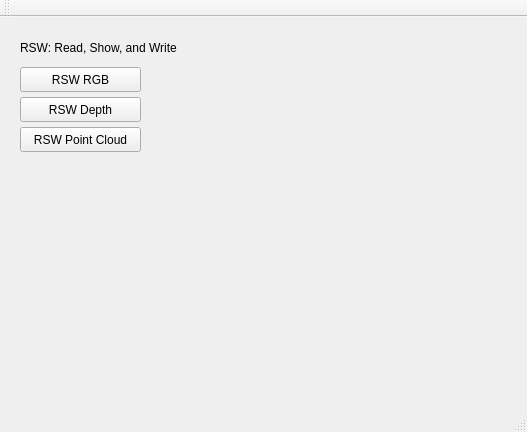
Above: examples/mainwindow.ui from goodgodgd/open3d_tutorial before the change. Below: the same form after it.
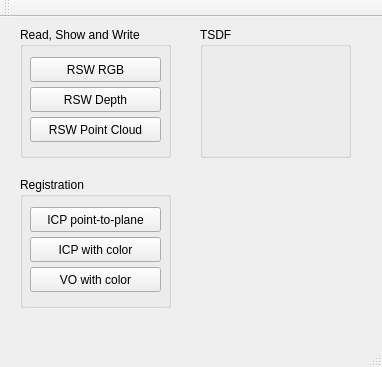
That is the form after the change.

Commit message: make examples about point to plane icp and colored icp

Diff of the .ui file:
```diff
--- a/examples/mainwindow.ui
+++ b/examples/mainwindow.ui
@@ -6,20 +6,45 @@
    <rect>
     <x>0</x>
     <y>0</y>
-    <width>527</width>
-    <height>432</height>
+    <width>382</width>
+    <height>367</height>
    </rect>
   </property>
   <property name="windowTitle">
    <string>MainWindow</string>
   </property>
   <widget class="QWidget" name="centralWidget">
+   <widget class="QGroupBox" name="groupBox">
+    <property name="geometry">
+     <rect>
+      <x>20</x>
+      <y>10</y>
+      <width>151</width>
+      <height>131</height>
+     </rect>
+    </property>
+    <property name="title">
+     <string>Read, Show and Write</string>
+    </property>
+    <widget class="QPushButton" name="pushButton_rsw_points">
+     <property name="geometry">
+      <rect>
+       <x>10</x>
+       <y>90</y>
+       <width>131</width>
+       <height>25</height>
+      </rect>
+     </property>
+     <property name="text">
+      <string>RSW Point Cloud</string>
+     </property>
+    </widget>
    <widget class="QPushButton" name="pushButton_rsw_rgb">
     <property name="geometry">
      <rect>
-      <x>20</x>
-      <y>50</y>
-      <width>121</width>
+       <x>10</x>
+       <y>30</y>
+       <width>131</width>
       <height>25</height>
      </rect>
     </property>
@@ -30,9 +55,9 @@
    <widget class="QPushButton" name="pushButton_rsw_depth">
     <property name="geometry">
      <rect>
-      <x>20</x>
-      <y>80</y>
-      <width>121</width>
+       <x>10</x>
+       <y>60</y>
+       <width>131</width>
       <height>25</height>
      </rect>
     </property>
@@ -40,30 +65,70 @@
      <string>RSW Depth</string>
     </property>
    </widget>
-   <widget class="QLabel" name="label">
+   </widget>
+   <widget class="QGroupBox" name="groupBox_2">
     <property name="geometry">
      <rect>
       <x>20</x>
-      <y>20</y>
-      <width>201</width>
-      <height>21</height>
+      <y>160</y>
+      <width>151</width>
+      <height>131</height>
      </rect>
     </property>
+    <property name="title">
+     <string>Registration</string>
+    </property>
+    <widget class="QPushButton" name="pushButton_icp_point_plane">
+     <property name="geometry">
+      <rect>
+       <x>10</x>
+       <y>30</y>
+       <width>131</width>
+       <height>25</height>
+      </rect>
+     </property>
     <property name="text">
-     <string>RSW: Read, Show, and Write</string>
-    </property>
-   </widget>
-   <widget class="QPushButton" name="pushButton_rsw_points">
+      <string>ICP point-to-plane</string>
+     </property>
+    </widget>
+    <widget class="QPushButton" name="pushButton_icp_colored">
     <property name="geometry">
      <rect>
-      <x>20</x>
-      <y>110</y>
-      <width>121</width>
+       <x>10</x>
+       <y>60</y>
+       <width>131</width>
       <height>25</height>
      </rect>
     </property>
     <property name="text">
-     <string>RSW Point Cloud</string>
+      <string>ICP with color</string>
+     </property>
+    </widget>
+    <widget class="QPushButton" name="pushButton_vo_colored">
+     <property name="geometry">
+      <rect>
+       <x>10</x>
+       <y>90</y>
+       <width>131</width>
+       <height>25</height>
+      </rect>
+     </property>
+     <property name="text">
+      <string>VO with color</string>
+     </property>
+    </widget>
+   </widget>
+   <widget class="QGroupBox" name="groupBox_3">
+    <property name="geometry">
+     <rect>
+      <x>200</x>
+      <y>10</y>
+      <width>151</width>
+      <height>131</height>
+     </rect>
+    </property>
+    <property name="title">
+     <string>TSDF</string>
     </property>
    </widget>
   </widget>
```
Left out of the diff: 2 changed lines with no effect on the pictures. Lines whose indentation alone changed are shown as unchanged. The commit also changes 8 other files.
